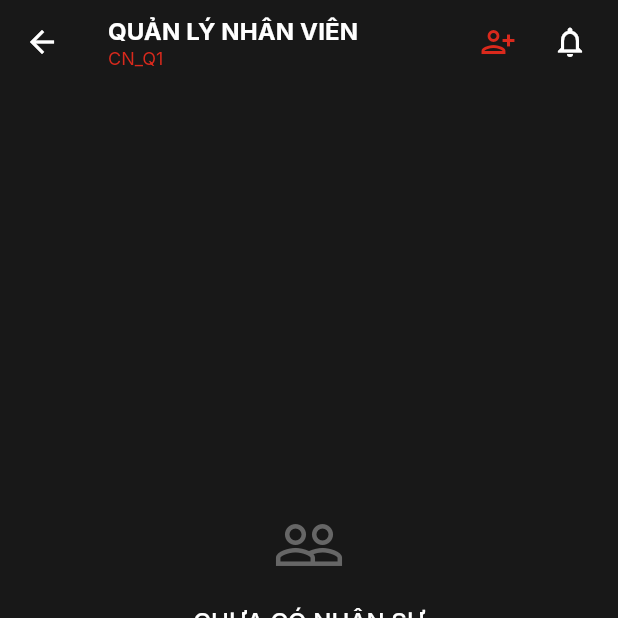
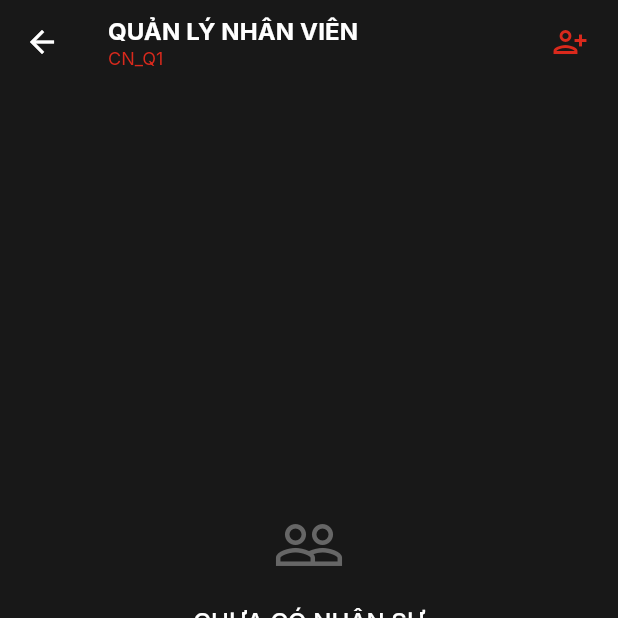
Before and after one commit to nhannm-vn/cinema-booking-system-v1, a Flutter app: the StaffAccountsScreen screen opened by its route, on a phone screen of 412 x 824 dp, the top half of it. Run offline on Flutter 3.47's test engine with Material 3 defaults, Android fonts, the phone set to English and light mode, and no system bars; our stand-ins replace cached_network_image, geolocator, google_fonts, google_maps_flutter, qr_flutter, shimmer and 2 more; missing offline and left inert: dart:html, dart:js, mobile_scanner; accounts and stored records are empty.

Commit message:
refactor: remove NotificationBadge widget and its usages across multiple screens

```diff
--- a/lib/features/management/presentation/screens/staff_accounts_screen.dart
+++ b/lib/features/management/presentation/screens/staff_accounts_screen.dart
@@ -1,6 +1,5 @@
 import 'package:flutter/material.dart';
 import 'package:provider/provider.dart';
-import '../../../../core/routes/app_router.dart';
 import '../../../../core/theme/app_colors.dart';
 import '../../../../core/theme/app_radius.dart';
 import '../../../../core/theme/app_spacing.dart';
@@ -11,7 +10,6 @@ import '../../../../shared/widgets/app_button.dart';
 import '../../../../shared/widgets/app_text_field.dart';
 import '../../../../shared/widgets/empty_state.dart';
 import '../../../../shared/widgets/error_state.dart';
-import '../../../../shared/widgets/notification_badge.dart';
 import '../../../../shared/widgets/skeleton_box.dart';
 import '../../../auth/presentation/controllers/auth_provider.dart';
 import '../controllers/management_provider.dart';
@@ -420,10 +418,6 @@ class _StaffAccountsScreenState extends State<StaffAccountsScreen> {
             icon: const Icon(Icons.person_add_alt_1_outlined, color: AppColors.primary),
             onPressed: () => _showAddStaffModal(context, _activeCinemaId),
           ),
-          NotificationBadge(
-            unreadCount: 0,
-            onTap: () => Navigator.pushNamed(context, AppRoutes.notifications),
-          ),
           const SizedBox(width: AppSpacing.xxs),
         ],
       ),
--- a/lib/features/staff_checkin/presentation/screens/ticket_checkin_screen.dart
+++ b/lib/features/staff_checkin/presentation/screens/ticket_checkin_screen.dart
@@ -9,7 +9,6 @@ import '../../../../core/theme/app_text_styles.dart';
 import '../../../../shared/models/app_user.dart';
 import '../../../../shared/widgets/app_button.dart';
 import '../../../../shared/widgets/app_text_field.dart';
-import '../../../../shared/widgets/notification_badge.dart';
 import '../../../../shared/widgets/qr_scanner_view.dart';
 import '../../../../shared/widgets/result_sheet.dart';
 import '../../../../shared/widgets/staff_bottom_nav.dart';
@@ -241,10 +240,6 @@ class _TicketCheckinScreenState extends State<TicketCheckinScreen> {
             icon: const Icon(Icons.keyboard_outlined, color: AppColors.ink),
             onPressed: () => _showManualInputDialog(context),
           ),
-          NotificationBadge(
-            unreadCount: 0,
-            onTap: () => Navigator.pushNamed(context, AppRoutes.notifications),
-          ),
           const SizedBox(width: AppSpacing.xxs),
         ],
       ),
--- a/lib/shared/widgets/notification_badge.dart
+++ b/lib/shared/widgets/notification_badge.dart
@@ -1,9 +1,6 @@
 import 'package:flutter/material.dart';
-import '../../core/theme/app_colors.dart';
-import '../../core/theme/app_radius.dart';
-import '../../core/theme/app_text_styles.dart';
 
-/// Notification Bell Icon with unread badge.
+/// Notification Bell Icon placeholder (no-op/shrink).
 class NotificationBadge extends StatelessWidget {
   final int unreadCount;
   final VoidCallback? onTap;
@@ -16,37 +13,6 @@ class NotificationBadge extends StatelessWidget {
 
   @override
   Widget build(BuildContext context) {
-    return IconButton(
-      icon: Stack(
-        clipBehavior: Clip.none,
-        children: [
-          const Icon(Icons.notifications_outlined, color: AppColors.ink, size: 24),
-          if (unreadCount > 0)
-            Positioned(
-              top: -2,
-              right: -4,
-              child: Container(
-                padding: const EdgeInsets.symmetric(horizontal: 4, vertical: 1),
-                decoration: const BoxDecoration(
-                  color: AppColors.primary,
-                  borderRadius: AppRadius.fullRadius,
-                ),
-                constraints: const BoxConstraints(minWidth: 16, minHeight: 16),
-                child: Center(
-                  child: Text(
-                    unreadCount > 99 ? '99+' : '$unreadCount',
-                    style: AppTextStyles.caption.copyWith(
-                      color: AppColors.onPrimary,
-                      fontSize: 9,
-                      fontWeight: FontWeight.w700,
-                    ),
-                  ),
-                ),
-              ),
-            ),
-        ],
-      ),
-      onPressed: onTap,
-    );
+    return const SizedBox.shrink();
   }
 }
```
Also changed, not shown: lib/features/movies/presentation/screens/home_screen.dart (+0 -25 lines), lib/features/staff_counter/presentation/screens/counter_showtimes_screen.dart (+0 -8 lines), lib/features/staff_food/presentation/screens/food_board_screen.dart (+0 -8 lines), lib/features/tickets/presentation/screens/my_tickets_screen.dart (+0 -9 lines).
